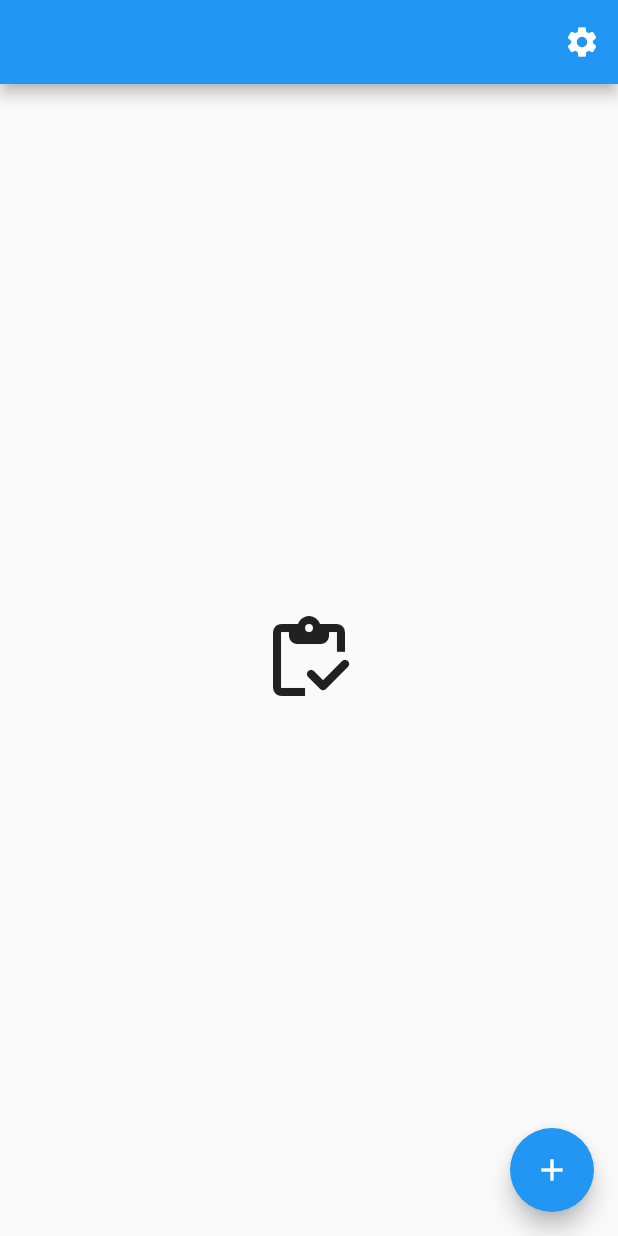
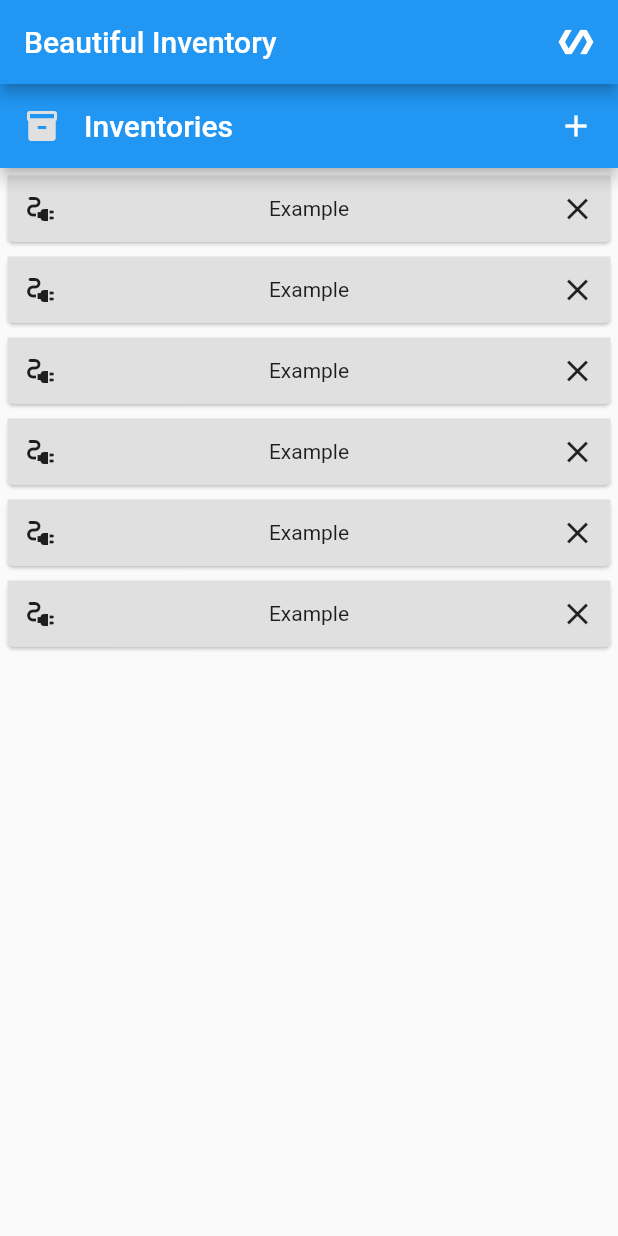
Before and after one commit to curio-sitas/Flutter_Exercises, a Flutter app: the screen it shows after launch, on a phone screen of 412 x 824 dp. Run offline on Flutter 3.47's test engine with Material 2 defaults, Android fonts, the light colour scheme and no system bars.

Commit message:
🩺 - /reset

```diff
--- a/exo1_inventory/lib/main.dart
+++ b/exo1_inventory/lib/main.dart
@@ -1,31 +1,26 @@
-import 'package:exo1_inventory/pages/inventory_page/inventory_page.dart';
-import 'package:exo1_inventory/providers/inventorylist_provider.dart';
+import 'utils/Contants.dart';
 import 'package:flutter/material.dart';
-import 'package:provider/provider.dart';
 
-import 'pages/config_page/config_page.dart';
 import 'pages/home_page/home_page.dart';
 
 void main() {
-  runApp(ChangeNotifierProvider(
-      create: (context) => InventoryListProvider(), child: App()));
+  runApp(App());
 }
 
 class App extends StatelessWidget {
-  // This widget is the root of your application.
   @override
   Widget build(BuildContext context) {
     return MaterialApp(
+      title: AppName,
       debugShowCheckedModeBanner: false,
-      title: 'SmartInv',
       theme: ThemeData(
-        //TODO: personalise theme
         primarySwatch: Colors.blue,
       ),
-      home: HomePage(),
-      routes: <String, WidgetBuilder>{
-        'config_page': (BuildContext context) => ConfigPage(),
-      },
+      home: Scaffold(
+          appBar: AppBar(
+              title: Row(
+                  children: [Text(AppName), Spacer(), Icon(Icons.polymer)])),
+          body: HomePage()),
     );
   }
 }
--- a/exo1_inventory/lib/pages/home_page/home_page.dart
+++ b/exo1_inventory/lib/pages/home_page/home_page.dart
@@ -1,77 +1,69 @@
-import 'package:exo1_inventory/pages/home_page/widgets/inventoy_card.dart';
-import 'package:exo1_inventory/providers/inventorylist_provider.dart';
+import 'package:exo1_inventory/utils/Contants.dart';
 import 'package:flutter/material.dart';
 
-import 'package:provider/provider.dart';
-
 class HomePage extends StatelessWidget {
-  late TextEditingController _textFieldController = new TextEditingController();
   @override
   Widget build(BuildContext context) {
-    return Consumer<InventoryListProvider>(
-      builder: (context, invList, child) {
-        return Scaffold(
-          appBar: AppBar(
-            actions: <Widget>[
-              IconButton(
-                icon: Icon(
-                  Icons.settings,
-                  color: Colors.white,
-                ),
-                onPressed: () =>
-                    {Navigator.of(context).pushNamed('config_page')},
-              )
+    return Scaffold(
+      appBar: AppBar(
+        title: HomeMenu(),
+      ),
+      body: Column(
+        children: [
+          Expanded(
+              child: ListView(
+            children: [
+              TestWidget(),
+              TestWidget(),
+              TestWidget(),
+              TestWidget(),
+              TestWidget(),
+              TestWidget()
             ],
-          ),
-          body: invList.inventories.isEmpty
-              ? Center(
-                  child: Icon(
-                    Icons.inventory_rounded,
-                    size: 64,
-                  ),
-                )
-              : ListView.builder(
-                  padding: const EdgeInsets.only(left: 9, right: 9, bottom: 9),
-                  shrinkWrap: true,
-                  itemCount: invList.inventories.length,
-                  itemBuilder: (context, _index) {
-                    return ChangeNotifierProvider.value(
-                      value: invList.inventories[_index],
-                      child: InventoryCard(index: _index),
-                    );
-                  }),
-          floatingActionButton: FloatingActionButton(
-            onPressed: () => showDialog(
-                context: context,
-                builder: (context) {
-                  return AlertDialog(
-                    title: Text('TextField in Dialog'),
-                    content: TextField(
-                      onChanged: (value) {},
-                      controller: _textFieldController,
-                      decoration:
-                          InputDecoration(hintText: "Text Field in Dialog"),
-                    ),
-                    actions: <Widget>[
-                      TextButton(
-                          child: Text('CANCEL'),
-                          onPressed: () {
-                            Navigator.pop(context);
-                          }),
-                      TextButton(
-                          child: Text('OK'),
-                          onPressed: () {
-                            invList.newInventory(_textFieldController.text);
-                            Navigator.pop(context);
-                          })
-                    ],
-                  );
-                }),
-            tooltip: 'Add inventory',
-            child: Icon(Icons.add),
-          ),
-        );
-      },
+          ))
+        ],
+      ),
     );
   }
 }
+
+class HomeMenu extends StatelessWidget {
+  @override
+  Widget build(BuildContext context) {
+    return Row(
+      children: [
+        Icon(
+          Icons.inventory_2,
+          color: secondaryColor,
+        ),
+        Container(
+            margin: EdgeInsets.fromLTRB(16, 0, 0, 0),
+            child: Text("Inventories")),
+        Spacer(),
+        Icon(Icons.add)
+      ],
+    );
+  }
+}
+
+class TestWidget extends StatelessWidget {
+  @override
+  Widget build(BuildContext context) {
+    return Card(
+      margin: EdgeInsets.fromLTRB(5, 5, 5, 5),
+      child: Container(
+          color: cardColors,
+          padding: EdgeInsets.fromLTRB(10, 10, 10, 10),
+          child: Row(
+            textBaseline: TextBaseline.ideographic,
+            children: [
+              Icon(Icons.electrical_services),
+              Spacer(),
+              Text("Example"),
+              Spacer(),
+              Icon(Icons.close)
+            ],
+          )),
+    );
+  }
+}
--- /dev/null
+++ b/exo1_inventory/lib/providers/InventoryFactoryProvider.dart
@@ -0,0 +1,3 @@
+import 'package:flutter/material.dart';
+
+class InventoryFactoryProvider extends ChangeNotifier {}
--- a/exo1_inventory/lib/providers/inventory_provider.dart
+++ /dev/null
@@ -1,11 +0,0 @@
-import 'package:exo1_inventory/models/inventory.dart';
-import 'package:flutter/material.dart';
-import 'stock_provider.dart';
-
-class InventoryProvider extends ChangeNotifier {
-  Inventory inv = Inventory("", Colors.red);
-  InventoryProvider(String s) {
-    inv = new Inventory(s, Colors.red);
-  }
-  List<StockProvider> _stocks = [];
-}
--- a/exo1_inventory/lib/providers/inventorylist_provider.dart
+++ /dev/null
@@ -1,12 +0,0 @@
-import 'package:flutter/material.dart';
-
-import 'inventory_provider.dart';
-
-class InventoryListProvider extends ChangeNotifier {
-  List<InventoryProvider> inventories = [];
-
-  void newInventory(String s) {
-    inventories.add(new InventoryProvider(s));
-    notifyListeners();
-  }
-}
--- a/exo1_inventory/lib/providers/stock_provider.dart
+++ /dev/null
@@ -1,5 +0,0 @@
-import 'package:flutter/material.dart';
-
-class StockProvider extends ChangeNotifier {
-  //List<InventoryProvider> _inventories = [];
-}
--- /dev/null
+++ b/exo1_inventory/lib/utils/Contants.dart
@@ -0,0 +1,5 @@
+import 'package:flutter/material.dart';
+
+String AppName = "Beautiful Inventory";
+Color secondaryColor = Colors.grey[300] as Color;
+Color cardColors = secondaryColor;
--- a/exo1_inventory/pubspec.yaml
+++ b/exo1_inventory/pubspec.yaml
@@ -23,7 +23,7 @@ environment:
 dependencies:
   flutter:
     sdk: flutter
-  provider: any
+
 
   # The following adds the Cupertino Icons font to your application.
   # Use with the CupertinoIcons class for iOS style icons.
```
Also changed, not shown: exo1_inventory/lib/models/Item.dart (added, +43 -0 lines), exo1_inventory/lib/models/inventory.dart (+21 -12 lines), exo1_inventory/lib/models/stock.dart (deleted, +0 -21 lines), exo1_inventory/lib/pages/config_page/config_page.dart (deleted, +0 -29 lines), exo1_inventory/lib/pages/home_page/widgets/inventoy_card.dart (deleted, +0 -37 lines), exo1_inventory/lib/pages/inventory_page/inventory_page.dart (deleted, +0 -46 lines), exo1_inventory/pubspec.lock, 2 other files.
